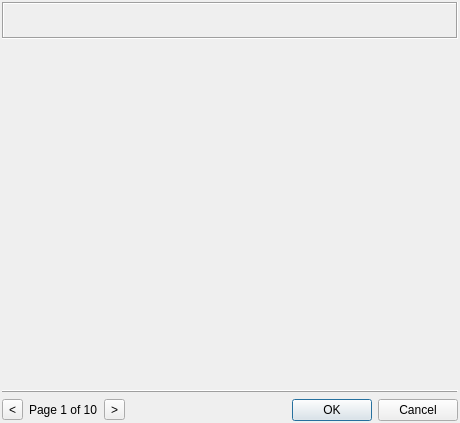
Old version of the form Vacuum/trunk/src/plugins/DataForms/datadialog.ui in the repository vacuum-im/vacuum-im.
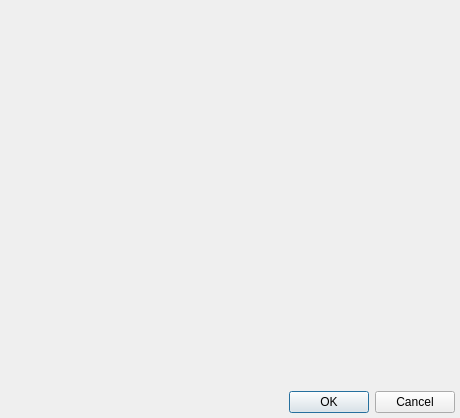
New version of the form.

The edit to the form file:
```diff
--- a/Vacuum/trunk/src/plugins/DataForms/datadialog.ui
+++ b/Vacuum/trunk/src/plugins/DataForms/datadialog.ui
@@ -6,73 +6,22 @@
     <x>0</x>
     <y>0</y>
     <width>460</width>
-    <height>423</height>
+    <height>418</height>
    </rect>
   </property>
   <layout class="QVBoxLayout" >
    <property name="leftMargin" >
-    <number>2</number>
+    <number>5</number>
    </property>
    <property name="topMargin" >
-    <number>2</number>
+    <number>5</number>
    </property>
    <property name="rightMargin" >
-    <number>2</number>
+    <number>5</number>
    </property>
    <property name="bottomMargin" >
-    <number>2</number>
+    <number>5</number>
    </property>
-   <item>
-    <widget class="QLabel" name="lblInsructions" >
-     <property name="minimumSize" >
-      <size>
-       <width>0</width>
-       <height>37</height>
-      </size>
-     </property>
-     <property name="font" >
-      <font>
-       <weight>75</weight>
-       <italic>false</italic>
-       <bold>true</bold>
-      </font>
-     </property>
-     <property name="frameShape" >
-      <enum>QFrame::Box</enum>
-     </property>
-     <property name="frameShadow" >
-      <enum>QFrame::Sunken</enum>
-     </property>
-     <property name="textFormat" >
-      <enum>Qt::PlainText</enum>
-     </property>
-     <property name="wordWrap" >
-      <bool>true</bool>
-     </property>
-     <property name="textInteractionFlags" >
-      <set>Qt::NoTextInteraction</set>
-     </property>
-    </widget>
-   </item>
-   <item>
-    <widget class="QLabel" name="lblPageLabel" >
-     <property name="font" >
-      <font>
-       <italic>false</italic>
-       <underline>true</underline>
-      </font>
-     </property>
-     <property name="textFormat" >
-      <enum>Qt::PlainText</enum>
-     </property>
-     <property name="alignment" >
-      <set>Qt::AlignCenter</set>
-     </property>
-     <property name="wordWrap" >
-      <bool>true</bool>
-     </property>
-    </widget>
-   </item>
    <item>
     <widget class="QWidget" native="1" name="wdtForm" >
      <property name="sizePolicy" >
@@ -86,56 +35,10 @@
    <item>
     <widget class="QWidget" native="1" name="wdtToolBar" />
    </item>
-   <item>
-    <widget class="QFrame" name="frame" >
-     <property name="frameShape" >
-      <enum>QFrame::HLine</enum>
-     </property>
-     <property name="frameShadow" >
-      <enum>QFrame::Raised</enum>
-     </property>
-    </widget>
-   </item>
    <item>
     <layout class="QHBoxLayout" >
      <item>
-      <widget class="QWidget" native="1" name="wdtPages" >
-       <layout class="QHBoxLayout" >
-        <property name="leftMargin" >
-         <number>0</number>
-        </property>
-        <property name="topMargin" >
-         <number>0</number>
-        </property>
-        <property name="rightMargin" >
-         <number>0</number>
-        </property>
-        <property name="bottomMargin" >
-         <number>0</number>
-        </property>
-        <item>
-         <widget class="QToolButton" name="tlbPrevPage" >
-          <property name="text" >
-           <string>&lt;</string>
-          </property>
-         </widget>
-        </item>
-        <item>
-         <widget class="QLabel" name="lblPages" >
-          <property name="text" >
-           <string>Page 1 of 10</string>
-          </property>
-         </widget>
-        </item>
-        <item>
-         <widget class="QToolButton" name="tlbNextPage" >
-          <property name="text" >
-           <string>></string>
-          </property>
-         </widget>
-        </item>
-       </layout>
-      </widget>
+      <widget class="QWidget" native="1" name="wdtPages" />
      </item>
      <item>
       <widget class="QDialogButtonBox" name="dbbDialogButtons" >
```
